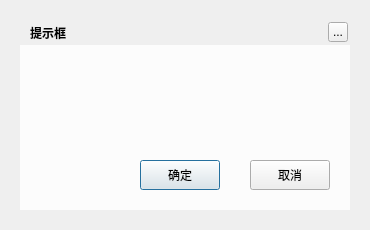
First picture: the form in TTKCore/musicUi/musicWidget/musicmessagebox.ui, repository Greedysky/TTKMusicPlayer, before the edit.
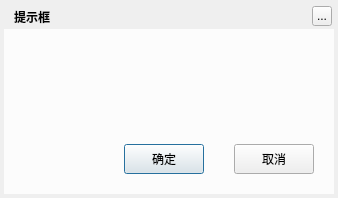
Second picture: the form after the edit. Icons and pictures are not drawn.

Patch:
```diff
--- a/TTKCore/musicUi/musicWidget/musicmessagebox.ui
+++ b/TTKCore/musicUi/musicWidget/musicmessagebox.ui
@@ -6,8 +6,8 @@
    <rect>
     <x>0</x>
     <y>0</y>
-    <width>370</width>
-    <height>230</height>
+    <width>338</width>
+    <height>198</height>
    </rect>
   </property>
   <property name="windowTitle">
@@ -19,8 +19,8 @@
   <widget class="QLabel" name="background">
    <property name="geometry">
     <rect>
-     <x>20</x>
-     <y>20</y>
+     <x>4</x>
+     <y>4</y>
      <width>330</width>
      <height>190</height>
     </rect>
@@ -35,8 +35,8 @@
   <widget class="QLabel" name="topTitleName">
    <property name="geometry">
     <rect>
-     <x>30</x>
-     <y>20</y>
+     <x>14</x>
+     <y>4</y>
      <width>221</width>
      <height>25</height>
     </rect>
@@ -51,8 +51,8 @@
   <widget class="QToolButton" name="topTitleCloseButton">
    <property name="geometry">
     <rect>
-     <x>328</x>
-     <y>22</y>
+     <x>312</x>
+     <y>6</y>
      <width>20</width>
      <height>20</height>
     </rect>
@@ -64,8 +64,8 @@
   <widget class="QWidget" name="backgroundMask" native="true">
    <property name="geometry">
     <rect>
-     <x>20</x>
-     <y>45</y>
+     <x>4</x>
+     <y>29</y>
      <width>330</width>
      <height>165</height>
     </rect>
@@ -77,8 +77,8 @@
   <widget class="QPushButton" name="confirmButton">
    <property name="geometry">
     <rect>
-     <x>140</x>
-     <y>160</y>
+     <x>124</x>
+     <y>144</y>
      <width>80</width>
      <height>30</height>
     </rect>
@@ -90,8 +90,8 @@
   <widget class="QPushButton" name="cancelButton">
    <property name="geometry">
     <rect>
-     <x>250</x>
-     <y>160</y>
+     <x>234</x>
+     <y>144</y>
      <width>80</width>
      <height>30</height>
     </rect>
@@ -103,8 +103,8 @@
   <widget class="QLabel" name="textLabel">
    <property name="geometry">
     <rect>
-     <x>65</x>
-     <y>55</y>
+     <x>49</x>
+     <y>39</y>
      <width>240</width>
      <height>95</height>
     </rect>
@@ -122,8 +122,8 @@
   <widget class="QLabel" name="iconLabel">
    <property name="geometry">
     <rect>
-     <x>20</x>
-     <y>55</y>
+     <x>4</x>
+     <y>39</y>
      <width>100</width>
      <height>100</height>
     </rect>
```
